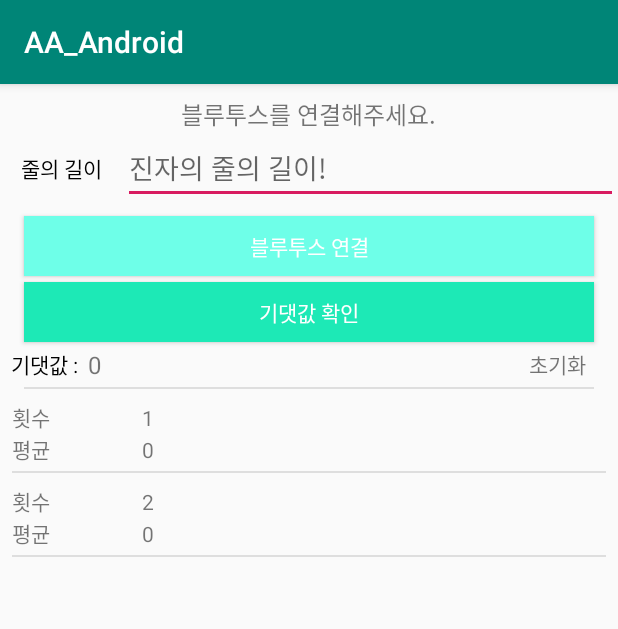
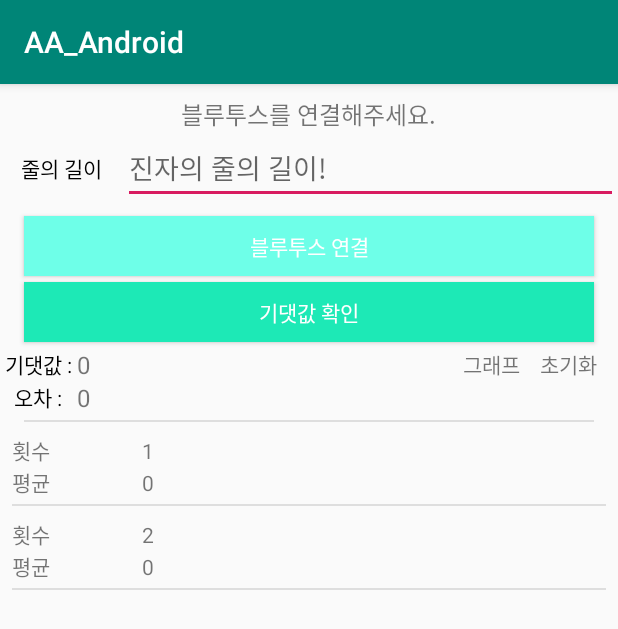
Before and after one commit to gds04070/AA_Android, an Android app: the screen it shows after launch (MainActivity), after a tap on "기댓값 확인", on a phone screen of 412 x 824 dp. Shown: the top 629 px of the screen. Run offline under Robolectric (Android 15) with nearby library versions, the phone set to English and light mode, and no system bars; libraries missing offline, so code that uses them is left out: app.akexorcist.bluetotohspp; 4 statements that could not run were skipped.

Commit message:
CompareExpectValue

```diff
--- a/app/build.gradle
+++ b/app/build.gradle
@@ -34,4 +34,5 @@ dependencies {
     implementation 'com.akexorcist:bluetoothspp:1.0.0'
     implementation 'com.android.support:design:28.0.0'
     implementation 'com.android.support:recyclerview-v7:28.0.0'
+    implementation files('MPAndroidChart-v3.0.1.jar')
 }
--- a/app/src/main/AndroidManifest.xml
+++ b/app/src/main/AndroidManifest.xml
@@ -1,8 +1,10 @@
 <?xml version="1.0" encoding="utf-8"?>
 <manifest xmlns:android="http://schemas.android.com/apk/res/android"
           package="com.gds.aa_android">
+
     <uses-permission android:name="android.permission.BLUETOOTH"/>
     <uses-permission android:name="android.permission.BLUETOOTH_ADMIN"/>
+
     <application
             android:allowBackup="true"
             android:icon="@mipmap/ic_launcher"
@@ -17,6 +19,8 @@
                 <category android:name="android.intent.category.LAUNCHER"/>
             </intent-filter>
         </activity>
+        <activity android:name=".ChartActivity">
+        </activity>
     </application>
 
 </manifest>
--- a/app/src/main/java/com/gds/aa_android/MainActivity.kt
+++ b/app/src/main/java/com/gds/aa_android/MainActivity.kt
@@ -5,8 +5,10 @@ import android.bluetooth.BluetoothAdapter
 import android.content.Intent
 import android.support.v7.app.AppCompatActivity
 import android.os.Bundle
+import android.support.v4.app.ActivityCompat
 import android.support.v7.widget.LinearLayoutManager
 import android.util.Log
+import android.view.View
 import android.widget.Button
 import android.widget.Toast
 import app.akexorcist.bluetotohspp.library.BluetoothSPP
@@ -15,12 +17,17 @@ import app.akexorcist.bluetotohspp.library.DeviceList
 import com.gds.aa_android.adapter.ChartDataRecyclerViewAdapter
 import com.gds.aa_android.db.ChartData
 import kotlinx.android.synthetic.main.activity_main.*
+import kotlinx.android.synthetic.main.rv_item_chart_data.*
+import org.jetbrains.anko.startActivity
 import org.jetbrains.anko.toast
 import java.lang.IndexOutOfBoundsException
 
 class MainActivity : AppCompatActivity() {
 
     var n : Int = 1
+
+    var realValue : Double = 0.0
+    var iexpextValue : Double = 0.0
 
     //블루투스
     private val bt : BluetoothSPP by lazy{
@@ -53,10 +60,11 @@ class MainActivity : AppCompatActivity() {
 
         bt.setOnDataReceivedListener(object : BluetoothSPP.OnDataReceivedListener{
             override fun onDataReceived(data: ByteArray?, message: String?) {
-                Toast.makeText(this@MainActivity,message,Toast.LENGTH_SHORT).show()
+                //Toast.makeText(this@MainActivity,message,Toast.LENGTH_SHORT).show()
                 tv_main_receiveText.setText(message)
                 if(!message.isNullOrEmpty()){
                     addItem(n, message)
+                    realValue = message.toDouble()/1000.0
                     n = n+1
                 }
             }
@@ -106,10 +114,10 @@ class MainActivity : AppCompatActivity() {
         }
     }
 
-    private fun setup(){
+    private fun CheckExpectValue(){
         val btnSend = findViewById<Button>(R.id.btn_main_btSend)
         btnSend.setOnClickListener {
-            bt.send("F", true)
+            CompareExpValue(iexpextValue, realValue)
         }
     }
 
@@ -145,9 +153,12 @@ class MainActivity : AppCompatActivity() {
 
 
     private fun setOnBtnClickListener(){
-        setup()
+        CheckExpectValue()
         removeItem()
         CalculateExpValue()
+        bt_drawing_chart.setOnClickListener {
+            startActivity<ChartActivity>()
+        }
     }
 
     private fun removeItem(){
@@ -166,11 +177,12 @@ class MainActivity : AppCompatActivity() {
     private fun CalculateExpValue() {
         bt_main_Calculate.setOnClickListener {
             var Length : String = et_main_lineLength.text.toString()
-            var g : Double = 9.8
+            var g : Double = 1000.0
             if(Length.isNotEmpty()){
                 if(Length.toDouble() > 0.0){
 
                     var expectValue = 2*Math.PI*Math.sqrt(Length.toDouble()/g)
+                    iexpextValue = expectValue
                     tv_main_expectValue.setText(expectValue.toString())
 
                 }else{
@@ -179,4 +191,18 @@ class MainActivity : AppCompatActivity() {
             }
         }
     }
+
+
+    private fun CompareExpValue(expextValue: Double, realValue: Double){
+        if((expextValue-realValue) != 0.0){
+            var error : Double = (expextValue-realValue)*100.0/expextValue
+            if(error > 5.0 || error < -5.0){
+                tv_main_error.setText(error.toString())
+                bt.send("F", true)
+            }
+        }
+
+    }
+
+
 }
--- a/app/src/main/res/layout/activity_main.xml
+++ b/app/src/main/res/layout/activity_main.xml
@@ -57,6 +57,8 @@
                     android:background="#6effe8"
                     android:layout_marginTop="8dp"
                     android:layout_marginHorizontal="16dp"/>
+
+
             <Button
                     android:id="@+id/btn_main_btSend"
                     android:text="기댓값 확인"
@@ -88,11 +90,37 @@
                         android:textSize="16dp"
                         android:layout_height="wrap_content"/>
                 <TextView
+                        android:id="@+id/bt_drawing_chart"
+                        android:text="그래프"
+                        android:layout_weight="1"
+                        android:layout_width="0dp"
+                        android:layout_height="wrap_content"/>
+                <TextView
                         android:id="@+id/bt_main_reset"
                         android:layout_weight="1"
                         android:text="초기화"
                         android:layout_width="0dp"
                         android:layout_height="wrap_content"/>
+            </LinearLayout>
+            <LinearLayout
+                    android:gravity="center"
+                    android:orientation="horizontal"
+                    android:layout_width="match_parent"
+                    android:layout_height="wrap_content">
+                    <TextView
+                            android:text="오차 :"
+                            android:textColor="#000000"
+                            android:gravity="center"
+                            android:layout_weight="1"
+                            android:layout_width="0dp"
+                            android:layout_height="wrap_content"/>
+                    <TextView
+                            android:id="@+id/tv_main_error"
+                            android:text="0"
+                            android:layout_weight="7"
+                            android:textSize="16dp"
+                            android:layout_width="0dp"
+                            android:layout_height="wrap_content"/>
             </LinearLayout>
             <View
                     android:layout_width="match_parent"
```
Also changed, not shown: app/src/main/java/com/gds/aa_android/ChartActivity.kt (added, +14 -0 lines), app/src/main/res/layout/activity_chart.xml (added, +16 -0 lines).
